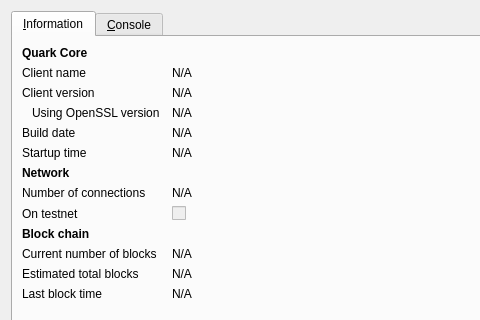
Above: src/qt/forms/rpcconsole.ui from BlueCoin/DiffCoin before the change; both pictures show x 0 to 480 and y 0 to 320 of the 740 by 491 pixel window. Below: the same form after it.
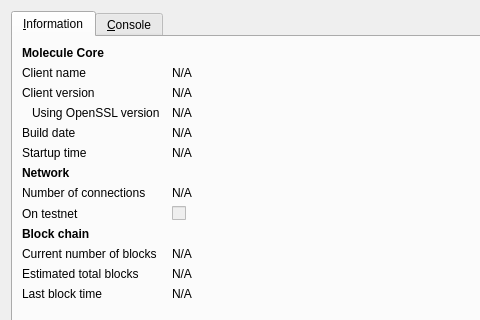
That is the form after the change. The open tabs and pages were chosen to show the change. Icons and pictures are not drawn.

Patch:
```diff
--- a/src/qt/forms/rpcconsole.ui
+++ b/src/qt/forms/rpcconsole.ui
@@ -36,7 +36,7 @@
           </font>
          </property>
          <property name="text">
-          <string>Quark Core</string>
+          <string>Molecule Core</string>
          </property>
         </widget>
        </item>
```
Left out of the diff: 6 changed lines with no effect on the pictures.
